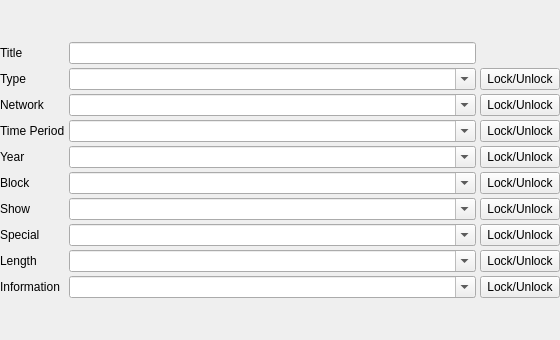
Above: shared/tagform.ui from trafficman/commcut before the change. Below: the same form after it.
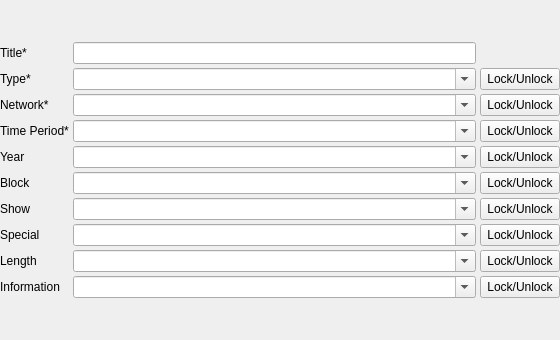
That is the form after the change.

Commit message: #30, pass over the entire UI to apply tooltips to most buttons and forms

Diff of the .ui file:
```diff
--- a/shared/tagform.ui
+++ b/shared/tagform.ui
@@ -37,7 +37,7 @@
         </size>
        </property>
        <property name="text">
-        <string>Title</string>
+        <string>Title*</string>
        </property>
       </widget>
      </item>
@@ -53,7 +53,7 @@
         </size>
        </property>
        <property name="text">
-        <string>Type</string>
+        <string>Type*</string>
        </property>
       </widget>
      </item>
@@ -95,7 +95,7 @@
         </size>
        </property>
        <property name="text">
-        <string>Network</string>
+        <string>Network*</string>
        </property>
       </widget>
      </item>
@@ -137,7 +137,7 @@
         </size>
        </property>
        <property name="text">
-        <string>Time Period</string>
+        <string>Time Period*</string>
        </property>
       </widget>
      </item>
```
Left out of the diff: 33 changed lines with no effect on the pictures. The commit also changes 5 other files.
